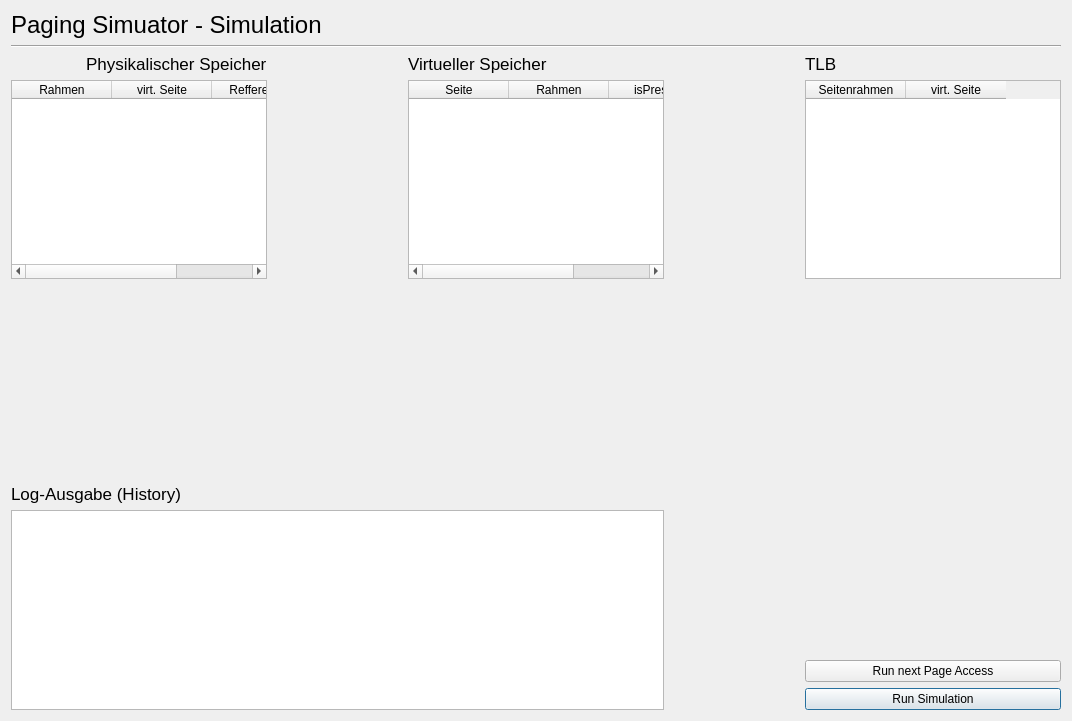
The window that simulationwindow.ui (MH-Oliver/PagingSimulatorUI) describes before a commit, drawn with Qt 5.
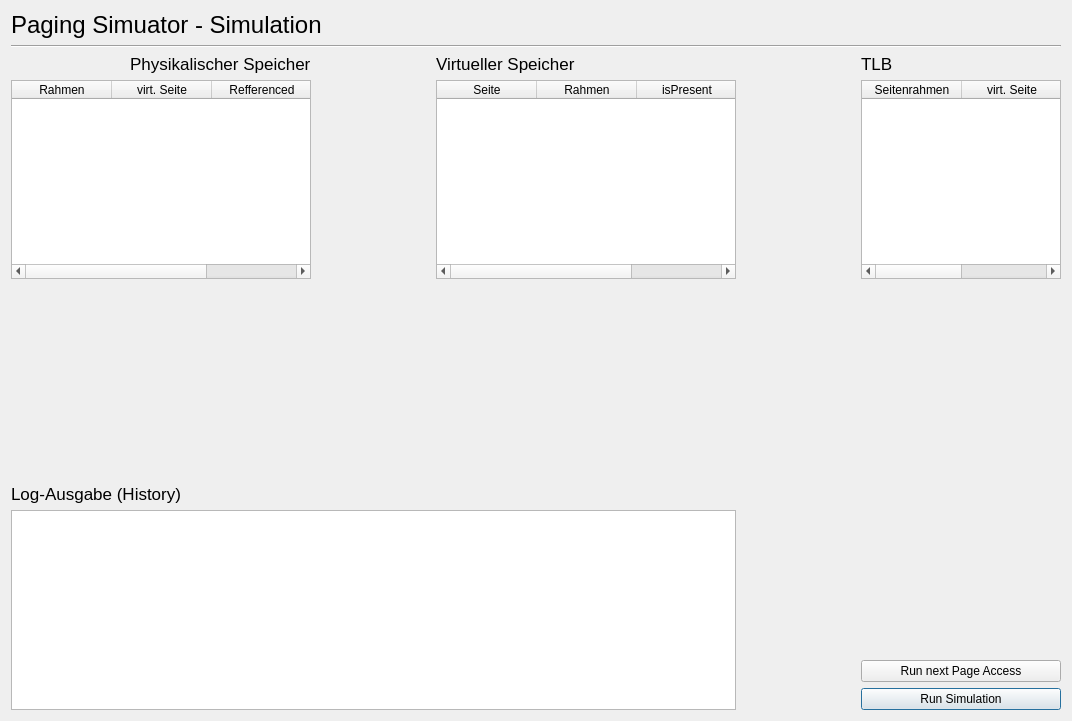
The same window after the commit.

```diff
--- a/simulationwindow.ui
+++ b/simulationwindow.ui
@@ -18,6 +18,21 @@
     <layout class="QGridLayout" name="gridLayout">
      <item row="3" column="3">
       <widget class="QTableWidget" name="tableWidget_virtuellerSpeicher">
+       <property name="sizePolicy">
+        <sizepolicy hsizetype="Fixed" vsizetype="Expanding">
+         <horstretch>0</horstretch>
+         <verstretch>0</verstretch>
+        </sizepolicy>
+       </property>
+       <property name="minimumSize">
+        <size>
+         <width>300</width>
+         <height>0</height>
+        </size>
+       </property>
+       <property name="editTriggers">
+        <set>QAbstractItemView::EditTrigger::NoEditTriggers</set>
+       </property>
        <column>
         <property name="text">
          <string>Seite</string>
@@ -37,11 +52,23 @@
      </item>
      <item row="3" column="0" colspan="2">
       <widget class="QTableWidget" name="tableWidget_physikalischerSpeicher">
+       <property name="sizePolicy">
+        <sizepolicy hsizetype="Fixed" vsizetype="Expanding">
+         <horstretch>0</horstretch>
+         <verstretch>0</verstretch>
+        </sizepolicy>
+       </property>
+       <property name="minimumSize">
+        <size>
+         <width>300</width>
+         <height>0</height>
+        </size>
+       </property>
        <property name="editTriggers">
         <set>QAbstractItemView::EditTrigger::NoEditTriggers</set>
        </property>
        <attribute name="verticalHeaderVisible">
-        <bool>false</bool>
+        <bool>true</bool>
        </attribute>
        <column>
         <property name="text">
@@ -183,6 +210,18 @@
      </item>
      <item row="3" column="5">
       <widget class="QTableWidget" name="tableWidget_tlb">
+       <property name="sizePolicy">
+        <sizepolicy hsizetype="Fixed" vsizetype="Expanding">
+         <horstretch>0</horstretch>
+         <verstretch>0</verstretch>
+        </sizepolicy>
+       </property>
+       <property name="maximumSize">
+        <size>
+         <width>200</width>
+         <height>16777215</height>
+        </size>
+       </property>
        <column>
         <property name="text">
          <string>Seitenrahmen</string>
```
